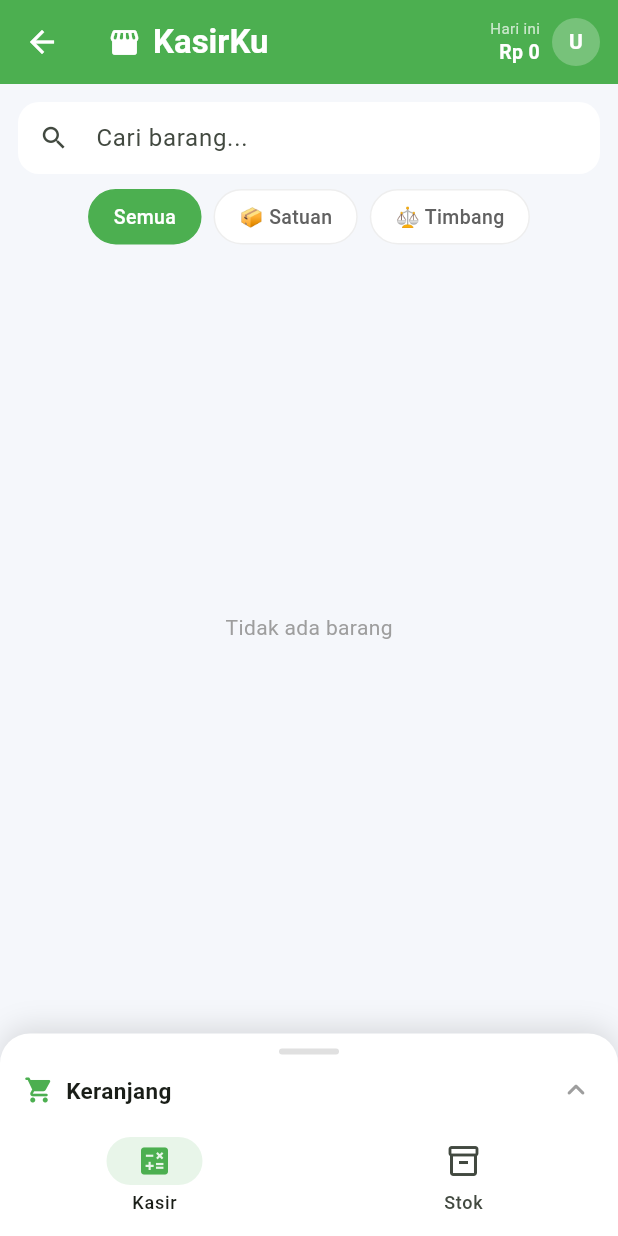
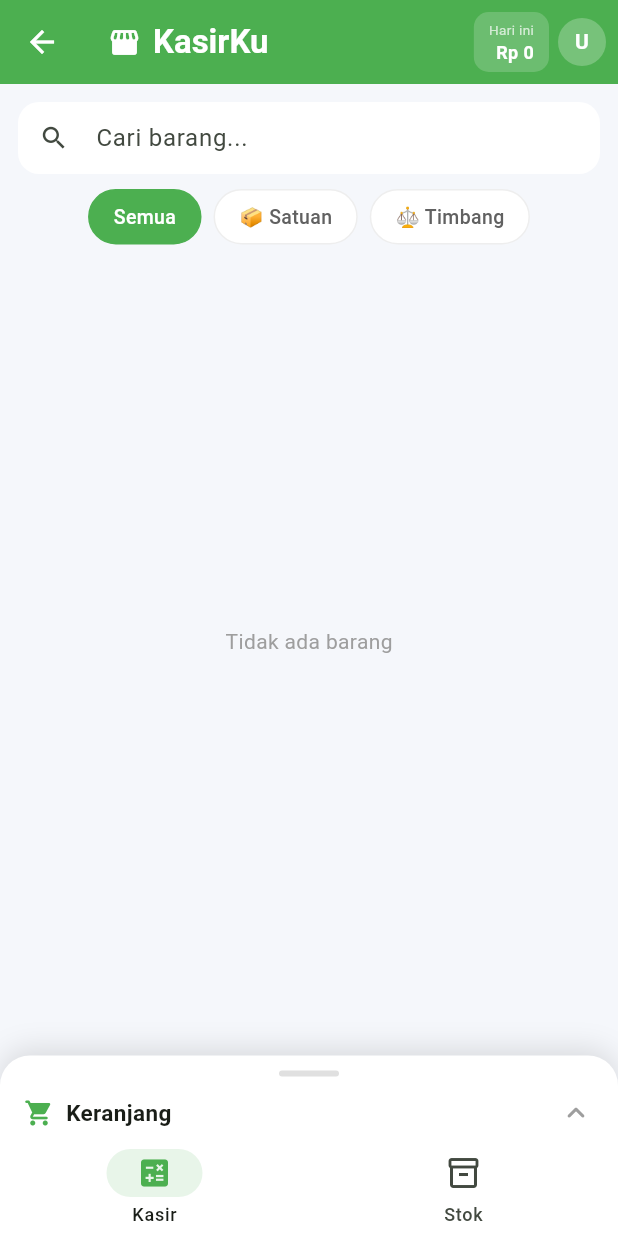
Before and after one commit to pradanadimas534/Kasir-Flutter, a Flutter app: the HomeScreen screen opened directly, on a phone screen of 412 x 824 dp. Run offline on Flutter 3.47's test engine with Material 3 defaults, Android fonts, the phone set to English and light mode, and no system bars; our stand-ins replace google_sign_in.

Commit message:
perbaikan tampilan dan fungsionalitas pada HomeScreen, KasirScreen, dan SheetsService

```diff
--- a/lib/screens/home_screen.dart
+++ b/lib/screens/home_screen.dart
@@ -1,4 +1,5 @@
 import 'package:flutter/material.dart';
+import 'package:flutter/services.dart';
 import 'package:provider/provider.dart';
 import '../providers/kasir_provider.dart';
 import 'kasir_screen.dart';
@@ -23,54 +24,85 @@
   Widget build(BuildContext context) {
     final p = context.watch<KasirProvider>();
 
-    return Scaffold(
+    return AnnotatedRegion<SystemUiOverlayStyle>(
+      value: const SystemUiOverlayStyle(
+        statusBarColor: Colors.transparent,
+        statusBarIconBrightness: Brightness.light,
+        systemNavigationBarColor: Colors.white,
+        systemNavigationBarIconBrightness: Brightness.dark,
+      ),
+      child: Scaffold(
       backgroundColor: const Color(0xfff5f7fb),
+      resizeToAvoidBottomInset: true,
 
       // ── AppBar ───────────────────────────────────────────────────
       appBar: AppBar(
         backgroundColor: Colors.green,
         foregroundColor: Colors.white,
         elevation: 0,
-        title: Row(
+        scrolledUnderElevation: 0,
+        centerTitle: false,
+        title: const Row(
+          mainAxisSize: MainAxisSize.min,
           children: [
-            const Icon(Icons.storefront_rounded, size: 22),
-            const SizedBox(width: 8),
-            const Text(
+            Icon(Icons.storefront_rounded, size: 22),
+            SizedBox(width: 8),
+            Text(
               'KasirKu',
               style: TextStyle(fontWeight: FontWeight.bold),
             ),
           ],
         ),
         actions: [
-          // Pendapatan hari ini
+          // Pendapatan hari ini — chip kompak agar tidak overflow di layar kecil
           if (_currentIndex == 0)
             Padding(
-              padding: const EdgeInsets.only(right: 8),
+              padding: const EdgeInsets.only(right: 6),
               child: Center(
+                child: ConstrainedBox(
+                  constraints: BoxConstraints(
+                    maxWidth: MediaQuery.sizeOf(context).width * 0.42,
+                  ),
+                  child: Container(
+                    padding: const EdgeInsets.symmetric(
+                      horizontal: 10,
+                      vertical: 5,
+                    ),
+                    decoration: BoxDecoration(
+                      color: Colors.white.withValues(alpha: .18),
+                      borderRadius: BorderRadius.circular(10),
+                    ),
                     child: Column(
-                  mainAxisAlignment: MainAxisAlignment.center,
+                      mainAxisSize: MainAxisSize.min,
                       crossAxisAlignment: CrossAxisAlignment.end,
                       children: [
                         const Text(
                           'Hari ini',
-                      style: TextStyle(fontSize: 10, color: Colors.white70),
+                          style: TextStyle(fontSize: 9, color: Colors.white70),
                         ),
-                    Text(
+                        FittedBox(
+                          fit: BoxFit.scaleDown,
+                          alignment: Alignment.centerRight,
+                          child: Text(
                             p.formatHarga(p.pendapatanHariIni),
                             style: const TextStyle(
-                        fontSize: 13,
+                              fontSize: 12,
                               fontWeight: FontWeight.bold,
                               color: Colors.white,
+                            ),
                           ),
                         ),
                       ],
                     ),
                   ),
                 ),
+              ),
+            ),
 
           // Avatar user
           Padding(
-            padding: const EdgeInsets.only(right: 12),
+            padding: const EdgeInsets.only(right: 8),
+            child: Center(
               child: GestureDetector(
                 onTap: () => _showUserMenu(context, p),
                 child: CircleAvatar(
@@ -89,18 +121,27 @@
                 ),
               ),
             ),
+          ),
         ],
       ),
 
       // ── Body ─────────────────────────────────────────────────────
-      body: _pages[_currentIndex],
+      body: IndexedStack(
+        index: _currentIndex,
+        children: _pages,
+      ),
 
       // ── Bottom Nav ───────────────────────────────────────────────
-      bottomNavigationBar: NavigationBar(
+      bottomNavigationBar: SafeArea(
+        top: false,
+        child: NavigationBar(
+          height: 64,
           selectedIndex: _currentIndex,
           onDestinationSelected: (i) => setState(() => _currentIndex = i),
           backgroundColor: Colors.white,
+          surfaceTintColor: Colors.transparent,
           indicatorColor: Colors.green.shade50,
+          labelBehavior: NavigationDestinationLabelBehavior.alwaysShow,
           destinations: const [
             NavigationDestination(
               icon: Icon(Icons.calculate_outlined),
@@ -114,6 +155,8 @@
             ),
           ],
         ),
+      ),
+      ),
     );
   }
 
@@ -121,10 +164,12 @@
   void _showUserMenu(BuildContext context, KasirProvider p) {
     showModalBottomSheet(
       context: context,
+      isScrollControlled: true,
       shape: const RoundedRectangleBorder(
         borderRadius: BorderRadius.vertical(top: Radius.circular(20)),
       ),
-      builder: (_) => Padding(
+      builder: (ctx) => SafeArea(
+        child: Padding(
           padding: const EdgeInsets.all(20),
           child: Column(
             mainAxisSize: MainAxisSize.min,
@@ -270,6 +315,7 @@
           ],
         ),
         ),
+      ),
     );
   }
 }
--- a/lib/screens/kasir_screen.dart
+++ b/lib/screens/kasir_screen.dart
@@ -61,12 +61,15 @@
     final double bayar     = double.tryParse(_bayarCtrl.text) ?? 0;
     final double kembalian = bayar - p.total;
     final int    cartCount = p.cart.length;
+    // Ruang untuk keranjang collapsed (~8% body) + margin
+    final double cartPeek  = (MediaQuery.sizeOf(context).height * 0.08)
+        .clamp(56.0, 88.0);
 
     return Stack(
       children: [
         // ── Daftar Barang ────────────────────────────────────────
         Padding(
-          padding: const EdgeInsets.fromLTRB(12, 12, 12, 80),
+          padding: EdgeInsets.fromLTRB(12, 12, 12, cartPeek + 12),
           child: Column(
             children: [
               // Search
@@ -508,6 +511,7 @@
   @override
   Widget build(BuildContext context) {
     final p = context.watch<KasirProvider>();
+    final keyboardInset = MediaQuery.viewInsetsOf(context).bottom;
 
     return Container(
       decoration: const BoxDecoration(
@@ -592,7 +596,7 @@
           Expanded(
             child: ListView(
               controller: scrollController,
-              padding: const EdgeInsets.fromLTRB(14, 8, 14, 20),
+              padding: EdgeInsets.fromLTRB(14, 8, 14, 20 + keyboardInset),
               children: [
                 // List item cart
                 if (p.cart.isEmpty)
```
Also changed, not shown: lib/services/auth_service.dart (+22 -14 lines), lib/services/sheets_service.dart (+23 -10 lines). Lines whose indentation alone changed are shown as unchanged.
